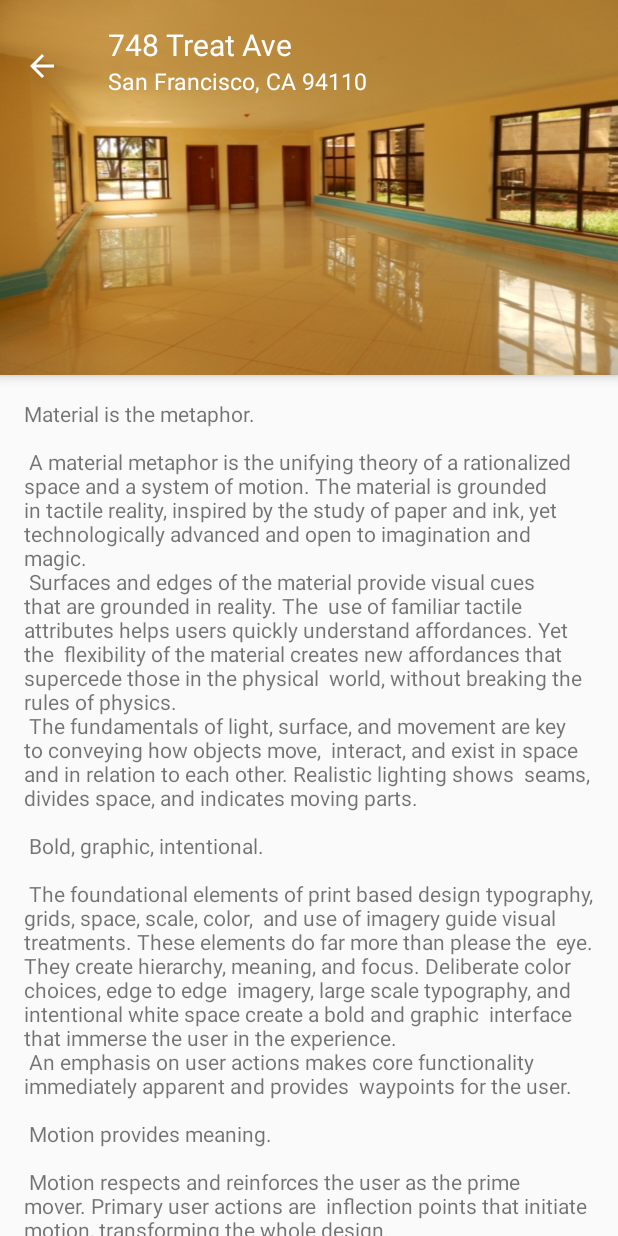
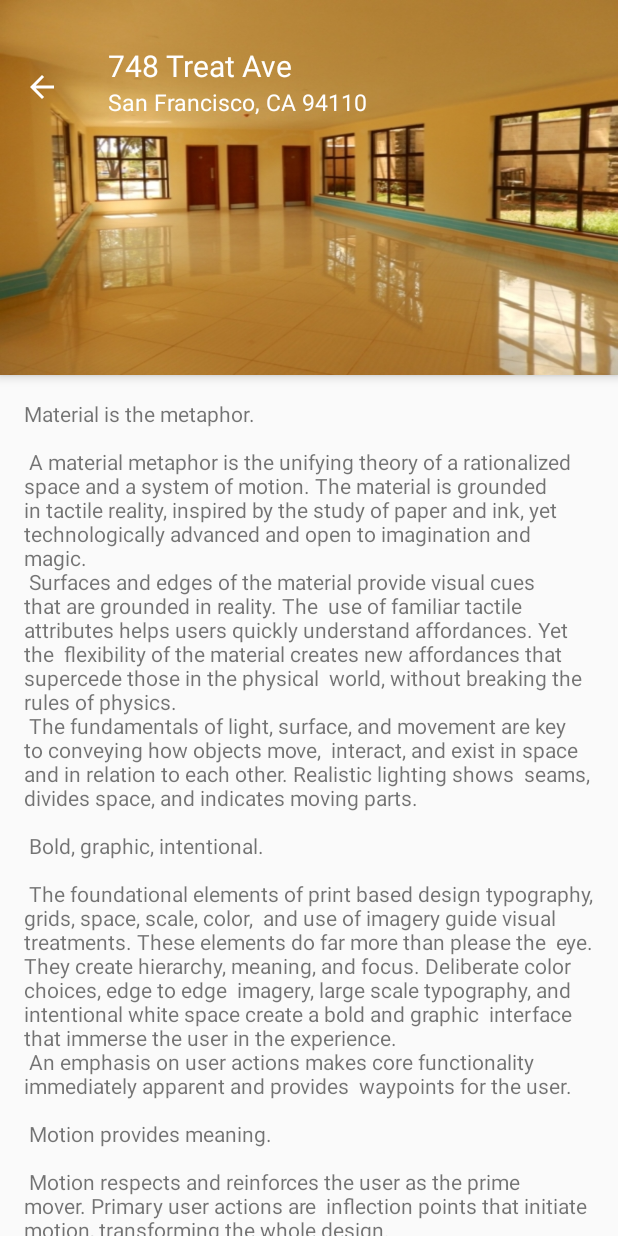
Before and after one commit to Chamaconnect/chamaconnect, an Android app: the screen it shows after launch (PropertyActivity), after a tap on "Karen", on a phone screen of 412 x 824 dp. Run offline under Robolectric (Android 15) with nearby library versions, the phone set to English and light mode, and no system bars.

Commit message:
removed unused Activities

```diff
--- a/app/src/main/AndroidManifest.xml
+++ b/app/src/main/AndroidManifest.xml
@@ -7,11 +7,6 @@
         android:icon="@mipmap/ic_launcher"
         android:label="@string/app_name"
         android:theme="@style/AppTheme">
-        <activity
-            android:name=".MainActivity"
-            android:label="Chama connect">
-
-        </activity>
         <activity
             android:name=".ListingsActivity"
             android:label="@string/app_name"
--- a/app/src/main/java/com/example/valentine/chamaconnect/PropertyAdapter.java
+++ b/app/src/main/java/com/example/valentine/chamaconnect/PropertyAdapter.java
@@ -42,9 +42,12 @@ public class PropertyAdapter extends RecyclerView.Adapter<PropertyAdapter.Proper
             itemView.setOnClickListener(new View.OnClickListener() {
                 @Override
                 public void onClick(View v) {
-                    Log.d("DROGO", "Element " + getAdapterPosition() + " clicked.");
+                    int clickedItem = getAdapterPosition();
+                    Log.d("DROGO", "Element " + clickedItem + " clicked.");
 
                     Intent propertyIntent = new Intent(v.getContext(), PropertyActivity.class);
+
+                    propertyIntent.putExtra("PROPERTY_ID",clickedItem );
 
                     v.getContext().startActivity(propertyIntent);
                 }
--- a/app/src/main/res/layout/activity_property.xml
+++ b/app/src/main/res/layout/activity_property.xml
@@ -18,7 +18,7 @@
 
         <android.support.v7.widget.Toolbar
             android:id="@+id/toolbar"
-            android:layout_marginTop="@dimen/abc_action_bar_icon_vertical_padding_material"
+            android:layout_marginTop="@dimen/title_bar_top_margin"
             android:layout_width="match_parent"
             android:layout_height="?attr/actionBarSize"
             app:layout_collapseMode="pin"
--- a/app/src/main/res/values/dimens.xml
+++ b/app/src/main/res/values/dimens.xml
@@ -18,5 +18,6 @@
 
     <!-- property page -->
     <dimen name="prop_bar_height">250dp</dimen>
+    <dimen name="title_bar_top_margin">30dp</dimen>
 
 </resources>
```
Also changed, not shown: app/src/main/java/com/example/valentine/chamaconnect/MainActivity.java (deleted, +0 -57 lines), app/src/main/res/layout/activity_main.xml (deleted, +0 -12 lines), app/src/main/res/values/strings.xml (+8 -0 lines).
